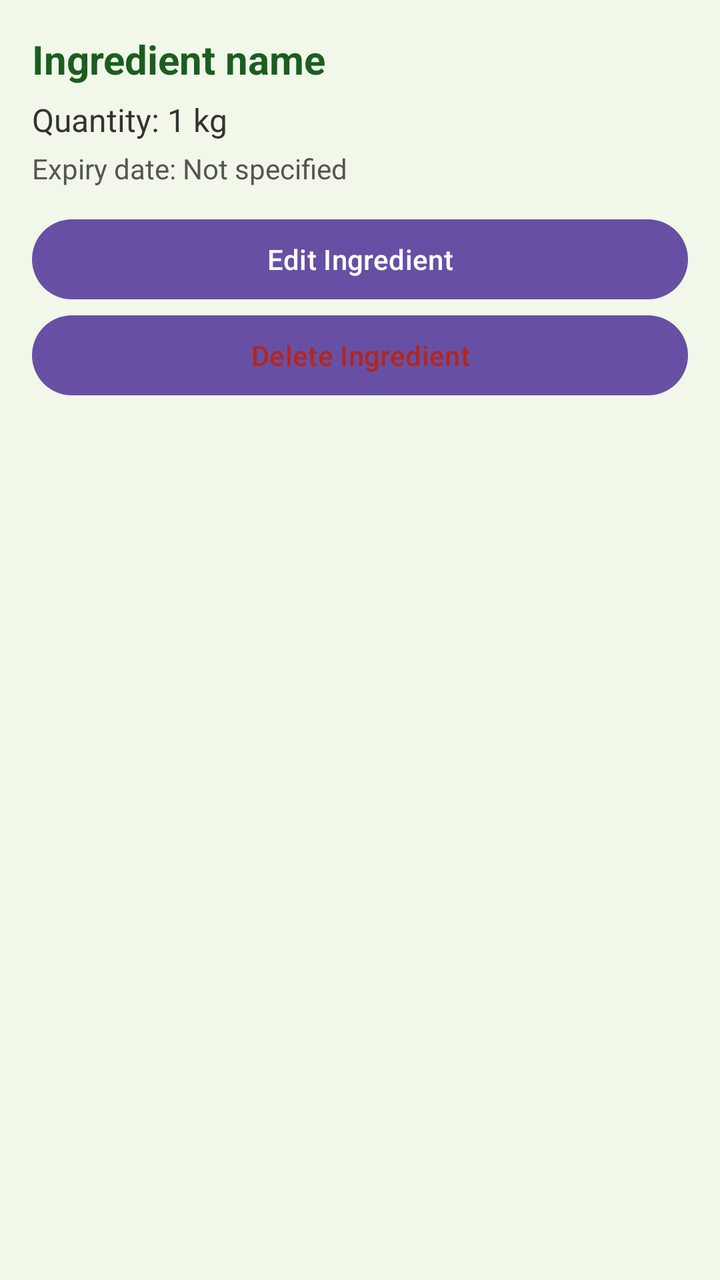
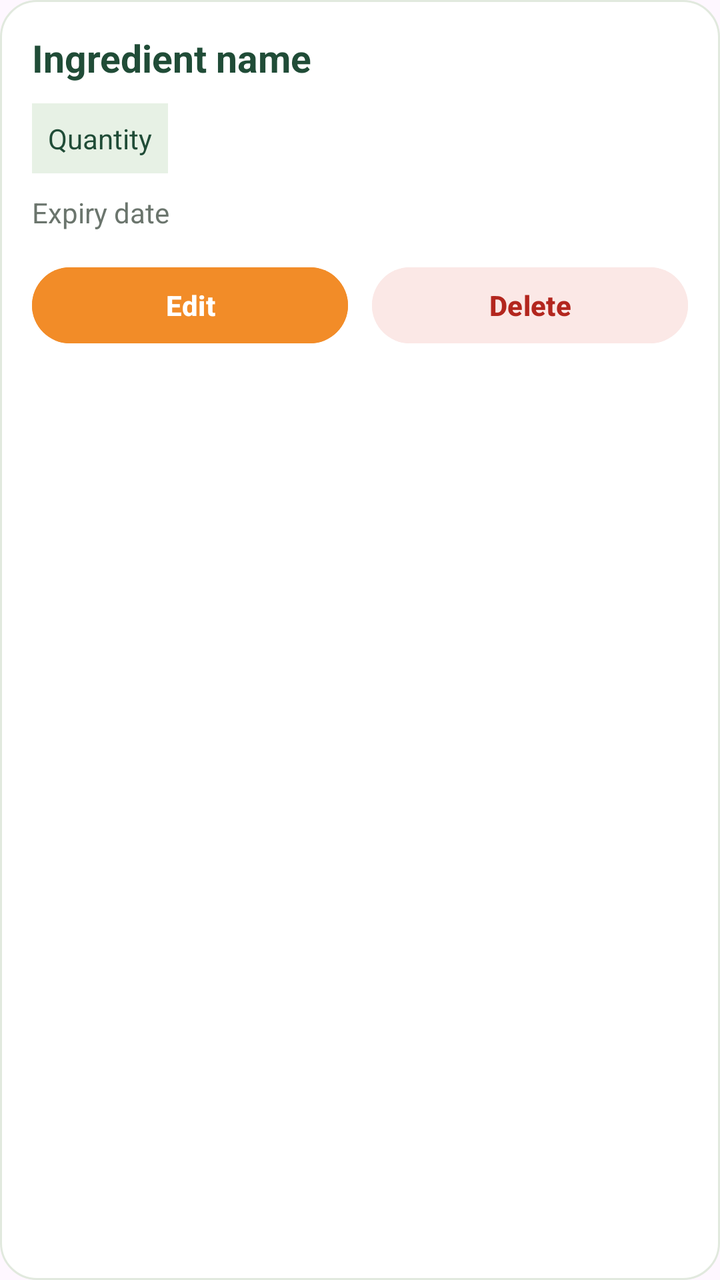

An Android layout rendered at two revisions. The XML below is the earlier revision; the diff shows what the commit changed to produce the second picture.
<!-- AndroidManifest.xml: application theme Theme.SmartPantryManager -->
<!-- res/layout/item_ingredient.xml -->
<?xml version="1.0" encoding="utf-8"?>
<LinearLayout xmlns:android="http://schemas.android.com/apk/res/android"
    android:layout_width="match_parent"
    android:layout_height="wrap_content"
    android:orientation="vertical"
    android:padding="16dp"
    android:layout_marginBottom="12dp"
    android:background="#F1F8E9">

    <TextView
        android:id="@+id/txtIngredientName"
        android:layout_width="match_parent"
        android:layout_height="wrap_content"
        android:text="Ingredient name"
        android:textColor="#1B5E20"
        android:textSize="20sp"
        android:textStyle="bold" />

    <TextView
        android:id="@+id/txtIngredientQuantity"
        android:layout_width="match_parent"
        android:layout_height="wrap_content"
        android:layout_marginTop="6dp"
        android:text="Quantity: 1 kg"
        android:textColor="#333333"
        android:textSize="16sp" />

    <TextView
        android:id="@+id/txtIngredientExpiry"
        android:layout_width="match_parent"
        android:layout_height="wrap_content"
        android:layout_marginTop="4dp"
        android:text="Expiry date: Not specified"
        android:textColor="#555555"
        android:textSize="14sp" />

    <Button
        android:id="@+id/btnEditIngredient"
        android:layout_width="match_parent"
        android:layout_height="wrap_content"
        android:layout_marginTop="12dp"
        android:text="Edit Ingredient" />

    <Button
        android:id="@+id/btnDeleteIngredient"
        android:layout_width="match_parent"
        android:layout_height="wrap_content"
        android:text="Delete Ingredient"
        android:textColor="#B3261E" />

</LinearLayout>
<!-- resources referenced by this layout -->
<resources>
  <style name="Theme.SmartPantryManager" parent="Base.Theme.SmartPantryManager" />
  <style name="Base.Theme.SmartPantryManager" parent="Theme.Material3.DayNight.NoActionBar">
          
          
      </style>
</resources>

<!-- the commit's change to res/layout/item_ingredient.xml (unified diff, before → after) -->
@@ -2,50 +2,69 @@
 <LinearLayout xmlns:android="http://schemas.android.com/apk/res/android"
     android:layout_width="match_parent"
     android:layout_height="wrap_content"
+    android:layout_marginBottom="12dp"
     android:orientation="vertical"
     android:padding="16dp"
-    android:layout_marginBottom="12dp"
-    android:background="#F1F8E9">
+    android:background="@drawable/bg_pantry_card"
+    android:elevation="3dp">
 
     <TextView
         android:id="@+id/txtIngredientName"
         android:layout_width="match_parent"
         android:layout_height="wrap_content"
         android:text="Ingredient name"
-        android:textColor="#1B5E20"
-        android:textSize="20sp"
+        android:textColor="#204C37"
+        android:textSize="19sp"
         android:textStyle="bold" />
 
     <TextView
         android:id="@+id/txtIngredientQuantity"
-        android:layout_width="match_parent"
+        android:layout_width="wrap_content"
         android:layout_height="wrap_content"
-        android:layout_marginTop="6dp"
-        android:text="Quantity: 1 kg"
-        android:textColor="#333333"
-        android:textSize="16sp" />
+        android:layout_marginTop="10dp"
+        android:background="#E7F1E5"
+        android:padding="8dp"
+        android:text="Quantity"
+        android:textColor="#204C37"
+        android:textSize="14sp" />
 
     <TextView
         android:id="@+id/txtIngredientExpiry"
         android:layout_width="match_parent"
         android:layout_height="wrap_content"
-        android:layout_marginTop="4dp"
-        android:text="Expiry date: Not specified"
-        android:textColor="#555555"
+        android:layout_marginTop="10dp"
+        android:text="Expiry date"
+        android:textColor="#6B756D"
         android:textSize="14sp" />
 
-    <Button
-        android:id="@+id/btnEditIngredient"
+    <LinearLayout
         android:layout_width="match_parent"
         android:layout_height="wrap_content"
-        android:layout_marginTop="12dp"
-        android:text="Edit Ingredient" />
+        android:layout_marginTop="14dp"
+        android:orientation="horizontal">
 
-    <Button
-        android:id="@+id/btnDeleteIngredient"
-        android:layout_width="match_parent"
-        android:layout_height="wrap_content"
-        android:text="Delete Ingredient"
-        android:textColor="#B3261E" />
+        <Button
+            android:id="@+id/btnEditIngredient"
+            android:layout_width="0dp"
+            android:layout_height="46dp"
+            android:layout_weight="1"
+            android:layout_marginEnd="6dp"
+            android:backgroundTint="#F28C28"
+            android:text="Edit"
+            android:textColor="#FFFFFF"
+            android:textStyle="bold" />
+
+        <Button
+            android:id="@+id/btnDeleteIngredient"
+            android:layout_width="0dp"
+            android:layout_height="46dp"
+            android:layout_weight="1"
+            android:layout_marginStart="6dp"
+            android:backgroundTint="#FBE8E6"
+            android:text="Delete"
+            android:textColor="#B3261E"
+            android:textStyle="bold" />
+
+    </LinearLayout>
 
 </LinearLayout>
<!-- resource entries referenced after the edit -->
@@ -1,5 +1,15 @@
 <!-- resources referenced by this layout -->
 <resources>
+  <!-- drawable bg_pantry_card (drawable) -->
+  <?xml version="1.0" encoding="utf-8"?>
+  <shape xmlns:android="http://schemas.android.com/apk/res/android"
+      android:shape="rectangle">
+      <solid android:color="#FFFFFF" />
+      <corners android:radius="18dp" />
+      <stroke
+          android:width="1dp"
+          android:color="#E1E9DE" />
+  </shape>
   <style name="Theme.SmartPantryManager" parent="Base.Theme.SmartPantryManager" />
   <style name="Base.Theme.SmartPantryManager" parent="Theme.Material3.DayNight.NoActionBar">
           
